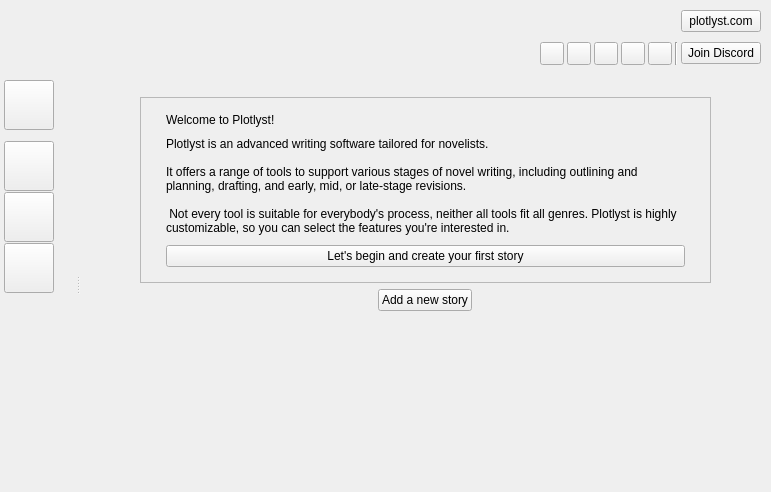
This is ui/home_view.ui in zkovari/plotlyst as Qt 5 draws it before an edit. The edited form follows.
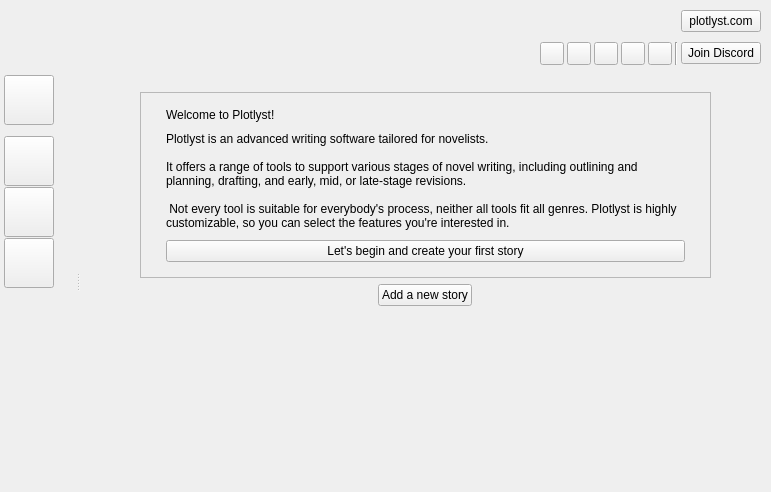
This is the edited form.

Commit message: Align socials to the bottom

```diff
--- a/ui/home_view.ui
+++ b/ui/home_view.ui
@@ -31,6 +31,12 @@
    </property>
    <item>
     <widget class="QWidget" name="wdgTop" native="true">
+     <property name="sizePolicy">
+      <sizepolicy hsizetype="Preferred" vsizetype="Maximum">
+       <horstretch>0</horstretch>
+       <verstretch>0</verstretch>
+      </sizepolicy>
+     </property>
      <property name="banner-bg" stdset="0">
       <bool>true</bool>
      </property>
@@ -48,7 +54,7 @@
        <number>10</number>
       </property>
       <property name="bottomMargin">
-       <number>10</number>
+       <number>5</number>
       </property>
       <item>
        <widget class="QLabel" name="lblBanner">
```
Left out of the diff: 18 changed lines with no effect on the pictures.
